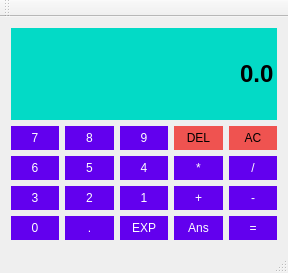
Above: calculator.ui from Ayush1325/Calculator before the change. Below: the same form after it.
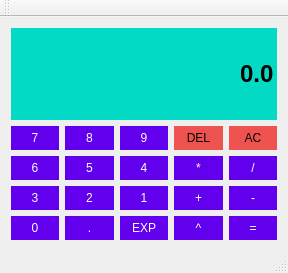
That is the form after the change.

Diff of the .ui file:
```diff
--- a/calculator.ui
+++ b/calculator.ui
@@ -545,7 +545,7 @@
 }</string>
       </property>
       <property name="text">
-       <string>Ans</string>
+       <string>^</string>
       </property>
      </widget>
     </item>
```
Left out of the diff: 2 changed lines with no effect on the pictures.
